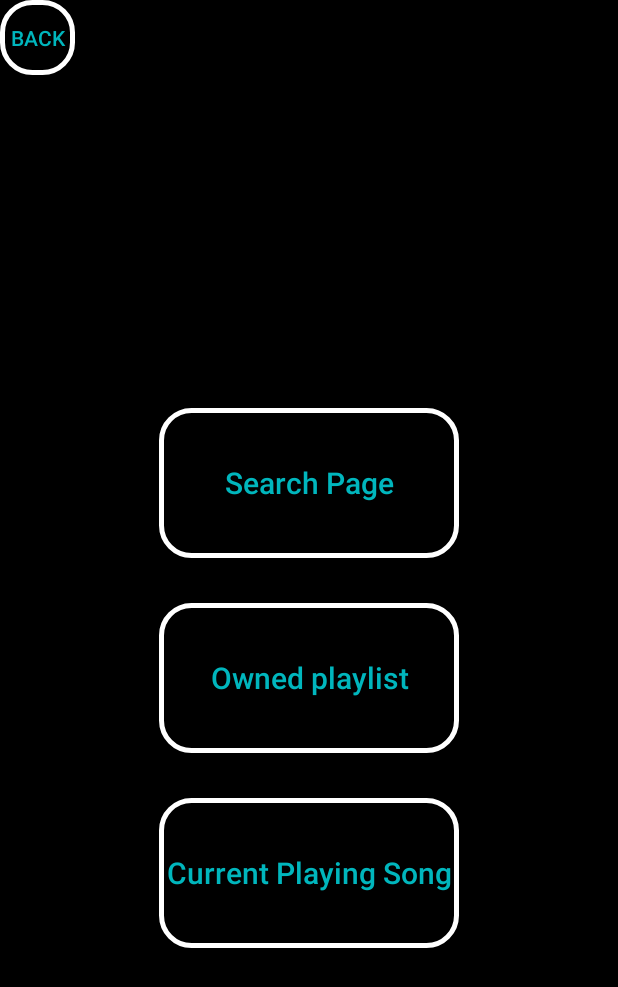
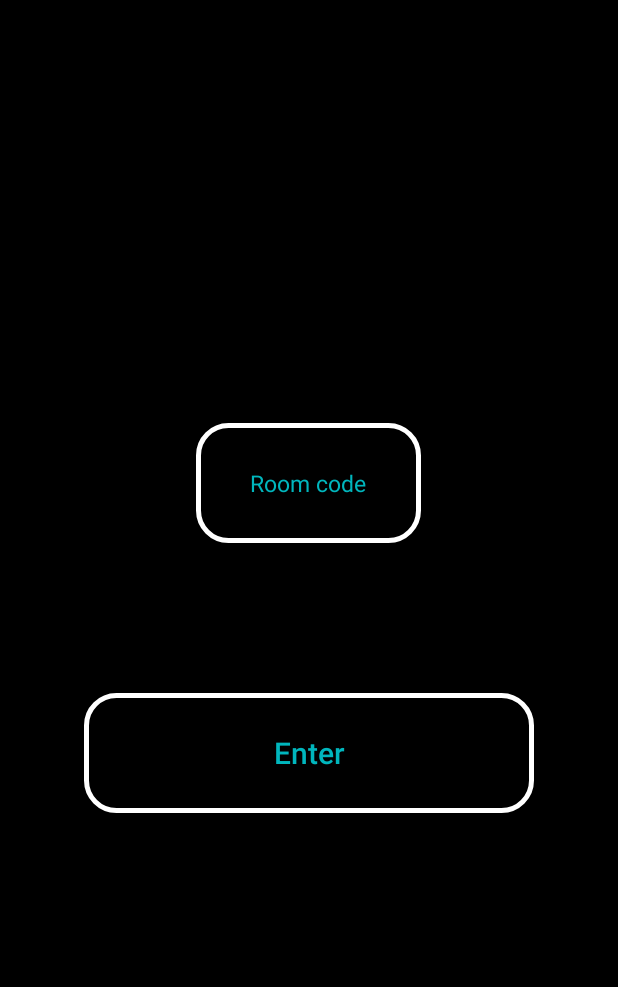
Before and after one commit to Finnvoor/glisten, an Android app: the MainActivity screen opened directly, with no data from a screen before it, after a tap on "GUEST", on a phone screen of 412 x 824 dp. Shown: the top 987 px of the screen. Run offline under Robolectric (Android 15) with nearby library versions, the phone set to English and light mode, and no system bars; our stand-ins replace Firebase (no records; nobody signed in at launch, a user with empty details on screens opened directly), Volley; libraries missing offline, so code that uses them is left out: com.spotify.sdk; network calls fail; 4 statements that could not run were skipped.

Commit message:
Add many verification codes to prevent unexpected situations such as a host wants to be an guest again and add a new interface for guest to enter the room code

```diff
--- a/app/src/main/AndroidManifest.xml
+++ b/app/src/main/AndroidManifest.xml
@@ -11,6 +11,7 @@
         android:roundIcon="@mipmap/ic_launcher_round"
         android:supportsRtl="true"
         android:theme="@style/AppTheme">
+        <activity android:name=".GuestEnterRoomCodeActivity"></activity>
         <activity android:name=".LoginActivity">
             <intent-filter>
                 <action android:name="android.intent.action.MAIN" />
@@ -21,9 +22,7 @@
         <activity android:name=".HostRoomActivity" />
         <activity android:name=".CurrentSongActivity" />
         <activity android:name=".ViewOwnedPlayListActivity" />
-        <activity android:name=".MainActivity">
-
-        </activity>
+        <activity android:name=".MainActivity"></activity>
         <activity android:name=".SearchResultActivity" />
         <activity android:name=".SearchActivity" />
         <activity android:name=".GuestActivity" />
--- a/app/src/main/java/com/example/a3d5bmusicapp/GuestActivity.java
+++ b/app/src/main/java/com/example/a3d5bmusicapp/GuestActivity.java
@@ -13,7 +13,7 @@ import androidx.appcompat.app.AppCompatActivity;
 
 public class GuestActivity extends AppCompatActivity {
 
-    private Button mBtnBackGuest;
+
     private Button mBtnSearch;
     private Button mBtnView;
     private Button mBtnViewCurrentSong;
@@ -26,20 +26,10 @@ public class GuestActivity extends AppCompatActivity {
         setContentView(R.layout.activity_guest);
 
 
-        mBtnBackGuest = findViewById(R.id.back_btn_guest);
+
         mBtnSearch = findViewById(R.id.btn_search);
         mBtnView = findViewById(R.id.btn_viewplaylist);
         mBtnViewCurrentSong = findViewById(R.id.btn_viewcurrentsong);
-
-        mBtnBackGuest.setOnClickListener(new View.OnClickListener() {
-            @Override
-            public void onClick(View v) {
-                //Intent intent = new Intent(GuestActivity.this,MainActivity.class);
-                //startActivity(intent);
-
-                finish();
-            }
-        });
 
         mBtnSearch.setOnClickListener(new View.OnClickListener() {
             @Override
--- /dev/null
+++ b/app/src/main/java/com/example/a3d5bmusicapp/GuestEnterRoomCodeActivity.java
@@ -0,0 +1,59 @@
+package com.example.a3d5bmusicapp;
+
+import androidx.appcompat.app.AppCompatActivity;
+
+import android.app.AlertDialog;
+import android.content.DialogInterface;
+import android.content.Intent;
+import android.os.Bundle;
+import android.view.View;
+import android.widget.Button;
+import android.widget.EditText;
+
+public class GuestEnterRoomCodeActivity extends AppCompatActivity {
+
+    private Button enter;
+    private EditText room_code;
+
+    @Override
+    protected void onCreate(Bundle savedInstanceState) {
+        super.onCreate(savedInstanceState);
+        setContentView(R.layout.activity_guest_enter_room_code);
+
+        enter = findViewById(R.id.btn_enter);
+        room_code = findViewById(R.id.room_code);
+
+        enter.setOnClickListener(new View.OnClickListener() {
+            @Override
+            public void onClick(View view) {
+                String inputText = room_code.getText().toString();
+                if( inputText.length() == 0){
+                    AlertDialog.Builder dialog = new AlertDialog.Builder(GuestEnterRoomCodeActivity.this);
+                    dialog.setTitle("Tips");
+                    dialog.setMessage("Please enter the room code");
+                    dialog.setCancelable(false);
+                    dialog.setPositiveButton("Ok", new DialogInterface.OnClickListener() {
+                        @Override
+                        public void onClick(DialogInterface dialogInterface, int i) {
+
+                        }
+                    });
+                    dialog.setNegativeButton("", new DialogInterface.OnClickListener() {
+                        @Override
+                        public void onClick(DialogInterface dialogInterface, int i) {
+
+                        }
+                    });
+                    dialog.show();
+
+                }else {
+                    Intent intent = new Intent(GuestEnterRoomCodeActivity.this,GuestActivity.class);
+                    //intent.putExtra("keyword",inputText);
+                    startActivity(intent);
+                }
+
+
+            }
+        });
+    }
+}
--- a/app/src/main/java/com/example/a3d5bmusicapp/MainActivity.java
+++ b/app/src/main/java/com/example/a3d5bmusicapp/MainActivity.java
@@ -1,5 +1,6 @@
 package com.example.a3d5bmusicapp;
 
+import androidx.annotation.NonNull;
 import androidx.annotation.Nullable;
 import androidx.appcompat.app.AppCompatActivity;
 
@@ -10,6 +11,7 @@ import android.util.Log;
 import android.view.View;
 import android.widget.Button;
 import android.widget.TextView;
+import android.widget.Toast;
 
 import com.android.volley.AuthFailureError;
 import com.android.volley.Request;
@@ -19,6 +21,11 @@ import com.android.volley.VolleyError;
 import com.android.volley.toolbox.JsonObjectRequest;
 import com.android.volley.toolbox.StringRequest;
 import com.android.volley.toolbox.Volley;
+import com.google.firebase.database.DataSnapshot;
+import com.google.firebase.database.DatabaseError;
+import com.google.firebase.database.DatabaseReference;
+import com.google.firebase.database.FirebaseDatabase;
+import com.google.firebase.database.ValueEventListener;
 import com.google.gson.JsonObject;
 import com.spotify.sdk.android.authentication.AuthenticationClient;
 import com.spotify.sdk.android.authentication.AuthenticationRequest;
@@ -27,10 +34,13 @@ import com.spotify.sdk.android.authentication.AuthenticationResponse;
 import org.json.JSONException;
 import org.json.JSONObject;
 
+import java.util.ArrayList;
 import java.util.HashMap;
 import java.util.Map;
 
 public class MainActivity extends AppCompatActivity {
+
+    FirebaseDatabase database = FirebaseDatabase.getInstance();
 
     private Button guestbutton;
     private Button hostbutton;
@@ -49,6 +59,7 @@ public class MainActivity extends AppCompatActivity {
 
 
 
+
     @Override
     protected void onCreate(Bundle savedInstanceState) {
         super.onCreate(savedInstanceState);
@@ -64,20 +75,43 @@ public class MainActivity extends AppCompatActivity {
         getUserInfor();
 
 
+        String host_name = msharedPreferences.getString("user","");
+        if(host_name.length() == 0){
+            authenticateSpotify();
+            getUserInfor();
+        }
+
+
+
 
         hostbutton.setOnClickListener(new View.OnClickListener() {
             @Override
             public void onClick(View v) {
-                Intent intent = new Intent(MainActivity.this,HostActivity.class);
-                startActivity(intent);
+                isguest();
+                String isguest = msharedPreferences.getString("isguest","");
+                if(isguest.compareTo("true") == 0 ){
+                    Toast.makeText(MainActivity.this,"You are already in one room.\n Can't be the host of new room.",Toast.LENGTH_SHORT).show();
+                    return;
+                }else {
+                    Intent intent = new Intent(MainActivity.this, HostActivity.class);
+                    startActivity(intent);
+                }
+
             }
         });
 
         guestbutton.setOnClickListener(new View.OnClickListener() {
             @Override
             public void onClick(View v) {
-                Intent intent = new Intent(MainActivity.this,GuestActivity.class);
-                startActivity(intent);
+                ishost();
+                String ishost = msharedPreferences.getString("ishost","");
+                if(ishost.compareTo("true") == 0 ){
+                    Toast.makeText(MainActivity.this,"You already own one room.\n Can't be the guest.",Toast.LENGTH_SHORT).show();
+                    return;
+                }else {
+                    Intent intent = new Intent(MainActivity.this, GuestEnterRoomCodeActivity.class);
+                    startActivity(intent);
+                }
             }
         });
     }
@@ -131,7 +165,7 @@ public class MainActivity extends AppCompatActivity {
                             mUser.setText("Current User: " +user_name);
 
                             editor = getSharedPreferences("SPOTIFY", 0).edit();
-                            editor.putString("host", user_name);
+                            editor.putString("user", user_name);
                             editor.apply();
 
 
@@ -172,10 +206,72 @@ public class MainActivity extends AppCompatActivity {
 
         queue.add(getRequest);
 
+    }
 
 
+    private void ishost(){
+        DatabaseReference myRef = database.getReference();
+        String username = msharedPreferences.getString("user","");
 
+        myRef.orderByChild("host").equalTo(username).addValueEventListener(new ValueEventListener() {
+            @Override
+            public void onDataChange(@NonNull DataSnapshot dataSnapshot) {
+                String bool = String.valueOf(dataSnapshot.exists());
+                editor = getSharedPreferences("SPOTIFY", 0).edit();
+                editor.putString("ishost",bool);
+                Log.d("ishost", bool);
+                editor.apply();
+            }
 
+            @Override
+            public void onCancelled(@NonNull DatabaseError databaseError) {
 
+            }
+        });
+    }
+
+    private void isguest(){
+        DatabaseReference myRef = database.getReference();
+        String username = msharedPreferences.getString("user","");
+
+        editor = getSharedPreferences("SPOTIFY", 0).edit();
+        editor.putString("isguest","false");
+        Log.d("ishost", "false");
+        editor.apply();
+
+        myRef.orderByChild("num").addValueEventListener(new ValueEventListener() {
+            @Override
+            public void onDataChange(@NonNull DataSnapshot dataSnapshot) {
+                int check = 0;
+
+                if(dataSnapshot.exists()) {
+                    for (DataSnapshot singleSnapshot : dataSnapshot.getChildren()) {
+                        HostRoomActivity.Room singleRoom = singleSnapshot.getValue(HostRoomActivity.Room.class);
+                        ArrayList<String> people = singleRoom.people_name;
+
+                        if(check == 1){break;}
+
+                        for (int i = 1; i <people.size(); i++){
+                            if(people.get(i).compareTo(username) == 0) {
+                                editor = getSharedPreferences("SPOTIFY", 0).edit();
+                                editor.putString("isguest", "true");
+                                Log.d("isguest", "true");
+                                editor.apply();
+                                check = 1;
+                                break;
+                            }
+                        }
+                    }
+
+                }else{
+
+                }
+            }
+
+            @Override
+            public void onCancelled(@NonNull DatabaseError databaseError) {
+
+            }
+        });
     }
 }
--- a/app/src/main/res/layout/activity_guest.xml
+++ b/app/src/main/res/layout/activity_guest.xml
@@ -11,33 +11,9 @@
 
         <LinearLayout
             android:layout_width="match_parent"
-            android:layout_height="50dp">
-                <Button
-                    android:id="@+id/back_btn_guest"
-                    android:layout_width="50dp"
-                    android:layout_height="match_parent"
-                    android:text="Back"
-                    android:textColor="#00b6bd"
-                    android:background="@drawable/bg_btn">
-
-                </Button>
-
-        </LinearLayout>
-
-        <LinearLayout
-            android:layout_width="match_parent"
             android:layout_height="match_parent"
             android:gravity="center"
             android:orientation="vertical">
-
-                <TextView
-                    android:id="@+id/generatenumber"
-                    android:layout_width="100dp"
-                    android:layout_height="30dp"
-                    android:maxLines="1"
-                    android:textColor="#00b6bd"
-                    android:gravity="center"
-                    />
 
                 <Button
                     android:id="@+id/btn_search"
--- /dev/null
+++ b/app/src/main/res/layout/activity_guest_enter_room_code.xml
@@ -0,0 +1,43 @@
+<?xml version="1.0" encoding="utf-8"?>
+<LinearLayout xmlns:android="http://schemas.android.com/apk/res/android"
+    xmlns:app="http://schemas.android.com/apk/res-auto"
+    xmlns:tools="http://schemas.android.com/tools"
+    android:layout_width="match_parent"
+    android:layout_height="match_parent"
+    android:background="#000000"
+    tools:context=".GuestEnterRoomCodeActivity"
+    android:orientation="vertical"
+    android:gravity="center">
+
+    <EditText
+        android:id="@+id/room_code"
+        android:layout_width="150dp"
+        android:layout_height="80dp"
+        android:background="@drawable/bg_btn"
+        android:hint="Room code"
+        android:textAllCaps="false"
+        android:textColorHint="#00b6bd"
+        android:textColor="#00b6bd"
+        android:inputType="number"
+        android:textSize="15sp"
+        android:gravity="center"
+        android:layout_marginBottom="100dp">
+
+    </EditText>
+
+
+
+
+    <Button
+        android:id="@+id/btn_enter"
+        android:layout_width="300dp"
+        android:layout_height="80dp"
+        android:background="@drawable/bg_btn"
+        android:text="Enter"
+        android:textAllCaps="false"
+        android:textColor="#00b6bd"
+        android:textSize="20sp">
+
+    </Button>
+
+</LinearLayout>
```
Also changed, not shown: app/src/main/java/com/example/a3d5bmusicapp/HostActivity.java (+14 -4 lines), app/src/main/java/com/example/a3d5bmusicapp/HostRoomActivity.java (+6 -5 lines).
